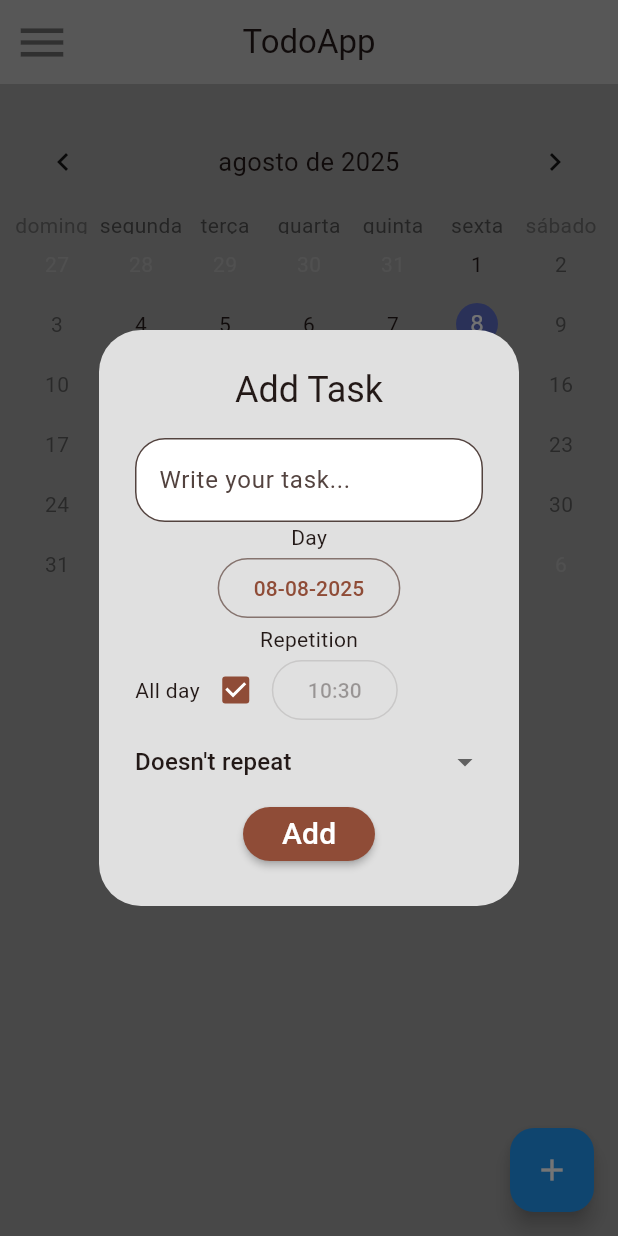
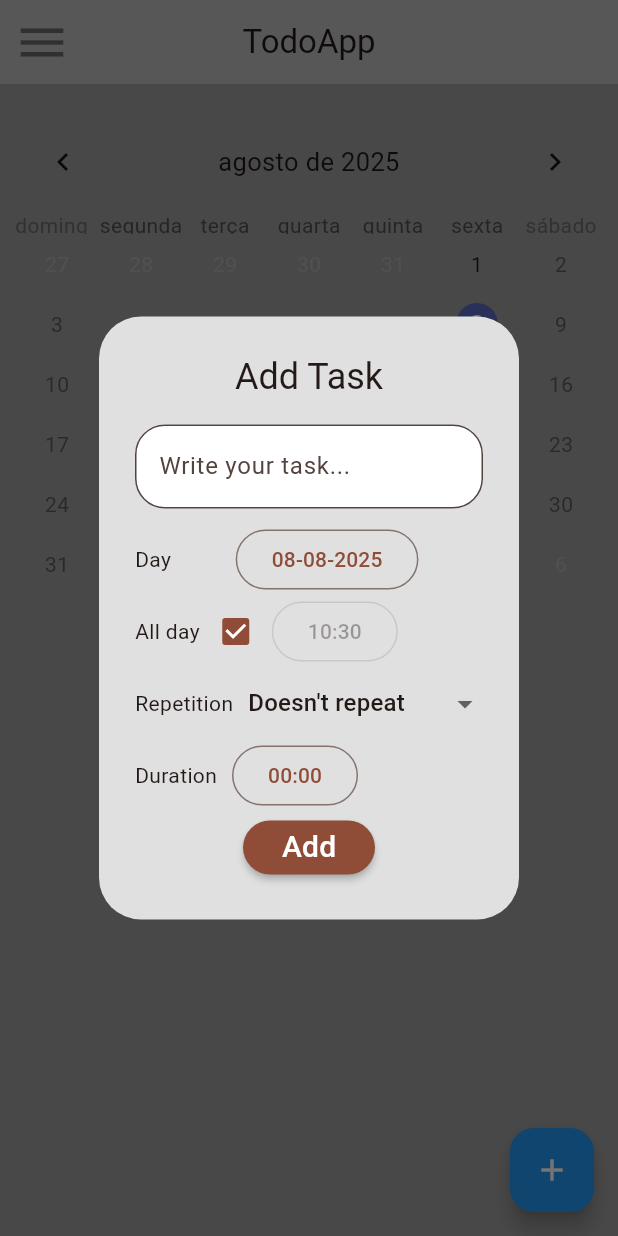
Before and after one commit to loisramses/ToDoMobileApp, a Flutter app: the screen it shows after launch, after a tap on the "add" icon, on a phone screen of 412 x 824 dp. Run offline on Flutter 3.47's test engine with Material 3 defaults, Android fonts, the phone set to English and light mode, and no system bars; drawn by our look-alikes of table_calendar; our stand-ins replace sqflite; accounts and stored records are empty.

Commit message:
Added duration and improved Models

```diff
--- a/lib/models/task.dart
+++ b/lib/models/task.dart
@@ -1,5 +1,8 @@
+import 'package:todo_app/models/repetition.dart';
+
 class Task {
-  final int id, status, repetitionId;
+  final int id, status;
+  final Repetition repetition;
   final String content, initialDate, initialTime, duration;
 
   Task({
@@ -9,11 +12,11 @@ class Task {
     required this.initialDate,
     required this.initialTime,
     required this.duration,
-    required this.repetitionId,
+    required this.repetition,
   });
 
   @override
   String toString() {
-    return "Task(id: $id, content: $content, status: $status, initialDate: $initialDate, initialTime: $initialTime, duration: $duration, repetitionId: $repetitionId)";
+    return "Task(id: $id, content: $content, status: $status, initialDate: $initialDate, initialTime: $initialTime, duration: $duration, repetition: ${repetition.toString()})";
   }
 }
--- a/lib/screens/home.dart
+++ b/lib/screens/home.dart
@@ -14,8 +14,6 @@ class Home extends StatefulWidget {
 
 class _HomeState extends State<Home> {
   final DatabaseService _databaseService = DatabaseService.instance;
-  String? _task;
-
   final todosList = null;
   DateTime _focusedDay = DateTime.now();
 
@@ -114,7 +112,7 @@ class _HomeState extends State<Home> {
                           _showConfirmBox(context, task);
                         },
                         title: Text(
-                          task.content,
+                          "${task.content} ${task.repetition.name}",
                           style: TextStyle(
                             decoration: task.status == 1
                                 ? TextDecoration.lineThrough
@@ -144,11 +142,13 @@ class _HomeState extends State<Home> {
   }
 
   Future<dynamic> _showDialogAddTask(BuildContext context) {
+    String? task;
     return showDialog(
       context: context,
       builder: (_) {
         DateTime selectedInitialDay = _focusedDay;
         TimeOfDay selectedTimeOfDay = TimeOfDay.now();
+        TimeOfDay duration = TimeOfDay(hour: 0, minute: 0);
         Repetition? selectedRepetition;
         bool allDay = true;
         VoidCallback? chooseDayButton;
@@ -164,7 +164,7 @@ class _HomeState extends State<Home> {
                   TextField(
                     onSubmitted: (value) {
                       setStateDialog(() {
-                        _task = value;
+                        task = value;
                       });
                     },
                     decoration: InputDecoration(
@@ -175,8 +175,13 @@ class _HomeState extends State<Home> {
                         ),
                         hintText: 'Write your task...'),
                   ),
+                  SizedBox(height: 10),
+                  Row(
+                    children: [
                       Text("Day"),
-                  OutlinedButton(
+                      Expanded(
+                        child: Center(
+                          child: OutlinedButton(
                             onPressed: () async {
                               DateTime? pickedDate = await showDatePicker(
                                 context: context,
@@ -192,7 +197,10 @@ class _HomeState extends State<Home> {
                               getDateText(selectedInitialDay),
                             ),
                           ),
-                  Text("Repetition"),
+                        ),
+                      ),
+                    ],
+                  ),
                   Row(
                     children: [
                       Text("All day"),
@@ -225,34 +233,37 @@ class _HomeState extends State<Home> {
                       ),
                     ],
                   ),
-                  FutureBuilder<List<Repetition>>(
+                  Row(
+                    children: [
+                      Text("Repetition"),
+                      SizedBox(width: 10),
+                      Expanded(
+                        child: FutureBuilder<List<Repetition>>(
                           future: _databaseService.getRepetitions(),
                           builder: (context, snapshot) {
-                      if (snapshot.connectionState == ConnectionState.waiting) {
+                            if (snapshot.connectionState ==
+                                ConnectionState.waiting) {
                               return CircularProgressIndicator();
                             } else if (snapshot.hasError) {
                               return Text('Error: ${snapshot.error}');
-                      } else if (!snapshot.hasData || snapshot.data == null) {
+                            } else if (!snapshot.hasData ||
+                                snapshot.data == null) {
                               return Text('No data');
                             }
 
                             selectedRepetition =
                                 selectedRepetition ?? snapshot.data!.first;
 
-                      return Container(
+                            return SizedBox(
                               width: double.infinity,
                               // padding: EdgeInsets.symmetric(horizontal: 12),
-                        decoration: BoxDecoration(
-                          // color: Colors.white,
-                          borderRadius: BorderRadius.circular(20),
-                          // border: Border.all(color: Colors.grey),
-                        ),
                               child: DropdownButtonHideUnderline(
                                 child: DropdownButton<Repetition>(
                                   value: selectedRepetition,
                                   hint: Text("Select repetition"),
                                   isExpanded: true,
-                            items: snapshot.data!.map((Repetition repetition) {
+                                  items: snapshot.data!
+                                      .map((Repetition repetition) {
                                     return DropdownMenuItem<Repetition>(
                                       value: repetition,
                                       child: Text(repetition.name),
@@ -268,20 +279,47 @@ class _HomeState extends State<Home> {
                             );
                           },
                         ),
+                      ),
+                    ],
+                  ),
+                  Row(
+                    children: [
+                      Text("Duration"),
+                      SizedBox(width: 10),
+                      OutlinedButton(
+                        onPressed: () async {
+                          TimeOfDay? pickedDuration = await showTimePicker(
+                            context: context,
+                            initialTime: duration,
+                          );
+                          setStateDialog(
+                            () {
+                              duration = pickedDuration ??
+                                  TimeOfDay(hour: 0, minute: 0);
+                            },
+                          );
+                        },
+                        child: Text(
+                          duration.format(context),
+                        ),
+                      ),
+                    ],
+                  ),
                   MaterialButton(
                     color: Theme.of(context).colorScheme.primary,
                     onPressed: () {
-                      if (_task == null || _task == '') return;
+                      if (task == null || task == '') return;
 
                       _databaseService.addTask(
-                        _task!,
+                        task!,
                         getDateText(selectedInitialDay),
                         selectedRepetition!.id,
                       );
                       setStateDialog(() {
-                        _task = null;
+                        task = null;
                       });
                       Navigator.pop(context);
+                      setState(() {});
                     },
                     shape: RoundedRectangleBorder(
                         borderRadius: BorderRadius.circular(20)),
--- a/lib/services/database_service.dart
+++ b/lib/services/database_service.dart
@@ -90,7 +90,7 @@ class DatabaseService {
     final db = await database;
     final data = await db.query(
       _repetitionTableName,
-      where: "id =?",
+      where: "id = ?",
       whereArgs: [id],
     );
     return data
@@ -120,7 +120,19 @@ class DatabaseService {
 
   Future<List<Task>> getTasks() async {
     final db = await database;
-    final data = await db.query(_tasksTableName);
+    final data = await db.rawQuery('''
+    SELECT
+      t.id,
+      t.content,
+      t.status,
+      t.initialDate,
+      t.initialTime,
+      t.duration,
+      r.id AS repetitionId,
+      r.name AS repetitionName
+    FROM $_tasksTableName AS t
+    INNER JOIN $_repetitionTableName AS r ON t.repetitionId = r.id
+    ''', []);
     return data
         .map(
           (e) => Task(
@@ -130,7 +142,10 @@ class DatabaseService {
             initialDate: e['initialDate'] as String,
             duration: e['duration'] as String,
             initialTime: e['initialTime'] as String,
-            repetitionId: e['repetitionId'] as int,
+            repetition: Repetition(
+              id: e['repetitionId'] as int,
+              name: e['repetitionText'] as String,
+            ),
           ),
         )
         .toList();
@@ -138,11 +153,20 @@ class DatabaseService {
 
   Future<List<Task>> getTasksByDate(String date) async {
     final db = await database;
-    final data = await db.query(
-      _tasksTableName,
-      where: 'initialDate = ?',
-      whereArgs: [date],
-    );
+    final data = await db.rawQuery('''
+    SELECT
+      t.id,
+      t.content,
+      t.status,
+      t.initialDate,
+      t.initialTime,
+      t.duration,
+      r.id AS repetitionId,
+      r.name AS repetitionName
+    FROM $_tasksTableName AS t
+    INNER JOIN $_repetitionTableName AS r ON t.repetitionId = r.id
+    WHERE t.initialDate = ?
+    ''', [date]);
     return data
         .map(
           (e) => Task(
@@ -152,7 +176,10 @@ class DatabaseService {
             initialDate: e['initialDate'] as String,
             duration: e['duration'] as String,
             initialTime: e['initialTime'] as String,
-            repetitionId: e['repetitionId'] as int,
+            repetition: Repetition(
+              id: e['repetitionId'] as int,
+              name: e['repetitionName'] as String,
+            ),
           ),
         )
         .toList();
```
Lines whose indentation alone changed are shown as unchanged.
